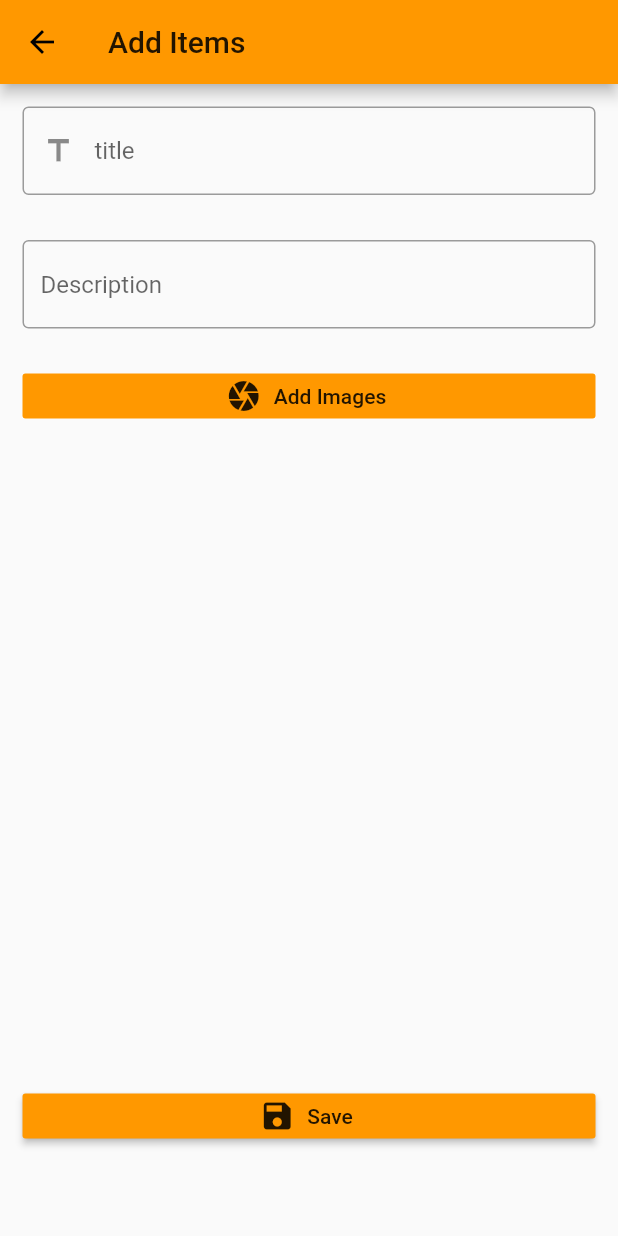
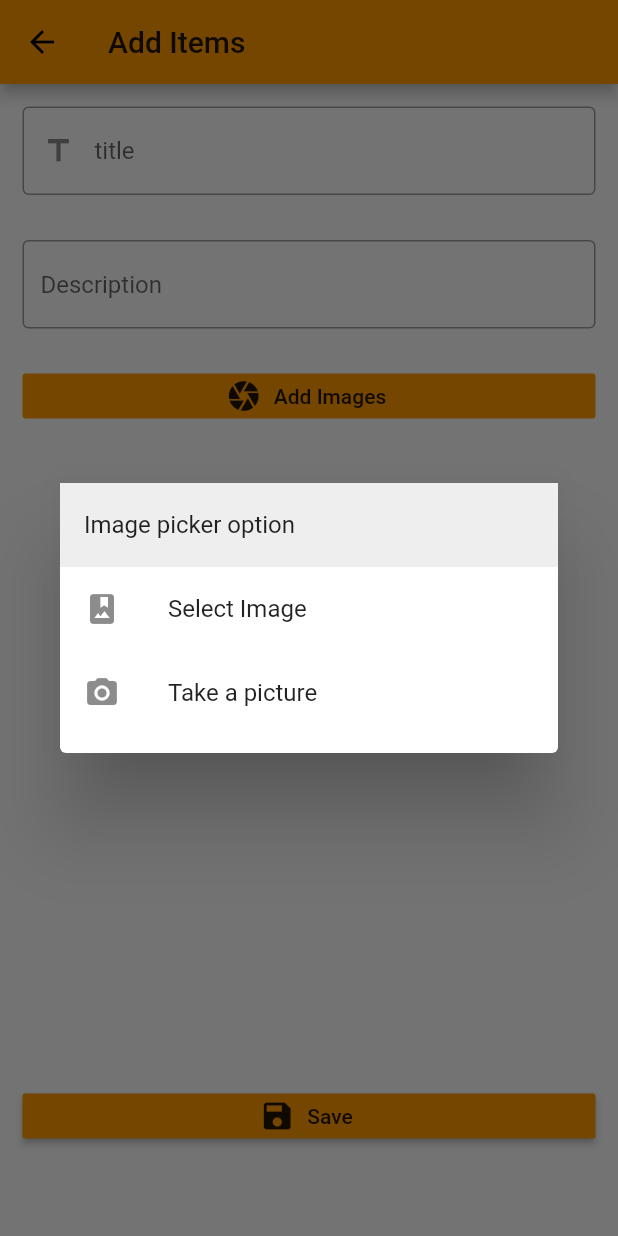
Before and after one commit to sashitaghimire/project1, a Flutter app: the AddItem screen opened directly with empty values, after a tap on "Add Images", on a phone screen of 412 x 824 dp. Run offline on Flutter 3.47's test engine with Material 2 defaults, Android fonts, the phone set to English and light mode, and no system bars; our stand-ins replace image_picker, shared_preferences; accounts and stored records are empty.

```diff
--- a/lib/main.dart
+++ b/lib/main.dart
@@ -7,6 +7,7 @@ class MyApp extends StatelessWidget {
   @override
   Widget build(BuildContext context) {
     return MaterialApp(
+      debugShowCheckedModeBanner: false,
       title: '',
       theme: ThemeData(
         primarySwatch: Colors.lightGreen,
--- a/lib/ui/pages/AddItems.dart
+++ b/lib/ui/pages/AddItems.dart
@@ -1,6 +1,5 @@
 import 'package:flutter/material.dart';
 import 'package:image_picker/image_picker.dart';
-import 'ListViews.dart';
 import 'dart:io';
 
 class AddItem extends StatefulWidget {
@@ -12,18 +11,49 @@ class AddItem extends StatefulWidget {
 }
 
 class _AddItemState extends State<AddItem> {
-  File image;
+  File _image;
   String title;
   String description;
-  picker()async{
-    print("Picker is called");
-    File img = await ImagePicker.pickImage(
-      source: ImageSource.camera,
+  _showOptionsDialog () {
+    showDialog(
+      context: context,
+      builder: (BuildContext context) {
+        return Dialog(
+          child: Container(
+            height: 180,
+            child: Column(
+              children: <Widget>[
+                Container(color: Colors.grey.shade200,
+                  child: ListTile(title: Text("Image picker option"),),
+                ),
+                ListTile(
+                  leading: Icon(Icons.photo_album),
+                  title: Text("Select Image"),
+                  onTap: (){
+                     _getImage(ImageSource.gallery);
+                    Navigator.pop(context);
+                  },
+                ),
+                ListTile(
+                  leading: Icon(Icons.camera_alt),
+                  title: Text("Take a picture"),
+                  onTap: (){
+                    _getImage(ImageSource.camera);
+                    Navigator.pop(context);
+                  }
+                ),
+              ],
+            ),
+          ),
+        );
+      }
     );
-    if (img != null){
-      print(img.path);
+  }
+  Future _getImage(ImageSource source) async {
+    var image = await ImagePicker.pickImage(source:source);
+    if(image != null) {
       setState(() {
-          image=img;
+        _image = image;
       });
     }
   }
@@ -65,19 +95,20 @@ prefixIcon: Icon(Icons.title)
      ),
 
    ),
+
    SizedBox(height:30,width: 30,),
    SizedBox(height: 30,width: 30,
    child:FlatButton.icon(
      icon:Icon(Icons.camera),
      label: Text("Add Images"),
      color: Colors.orange,
-     onPressed: picker,
+     onPressed: _showOptionsDialog,
    ),
    ),
    SizedBox(height: 30,width:30),
    SizedBox(
      height: 400,
-     child: image== null ? Container() :Image.file(image,height: 40,),
+     child: _image== null ? Container() :Image.file(_image,height: 40,),
    ),SizedBox(height:20),
    SizedBox(height:30,width:30,
    child: RaisedButton.icon(
@@ -85,7 +116,7 @@ icon:Icon(Icons.save),
 label:Text("Save"),
 color:Colors.orange,
 onPressed: (){
-  widget.add(title,description, image);
+  widget.add(title,description, _image);
    Navigator.pop(context);
 },
    ),
--- a/lib/ui/pages/DetailView.dart
+++ b/lib/ui/pages/DetailView.dart
@@ -3,8 +3,7 @@ import 'dart:io';
 class ItemDetails extends StatelessWidget {
   final Map item;
  const ItemDetails({Key key, this.item}): super(key: key);
- @override
-  Widget build(BuildContext context) {
+ @override  Widget build(BuildContext context) {
     return Scaffold(
       appBar: AppBar(
         backgroundColor:Colors.orange,
@@ -25,8 +24,7 @@ class ItemDetails extends StatelessWidget {
                 )
               ),
             ),
-
-            Text(item["title"], style: Theme.of(context).textTheme.display1,),
+       Text(item["title"], style: Theme.of(context).textTheme.display1,),
             SizedBox(height:30.0,),
             Text(item["description"]),
             SizedBox(height:40.0,),
--- a/pubspec.yaml
+++ b/pubspec.yaml
@@ -20,6 +20,8 @@ dependencies:
   # Use with the CupertinoIcons class for iOS style icons.
   cupertino_icons: ^0.1.2
   image_picker: ^0.4.12+1
+  shared_preferences: ^0.5.1+1
+
 
 dev_dependencies:
   flutter_test:
```
Also changed, not shown: lib/ui/pages/ListViews.dart (+41 -36 lines).
